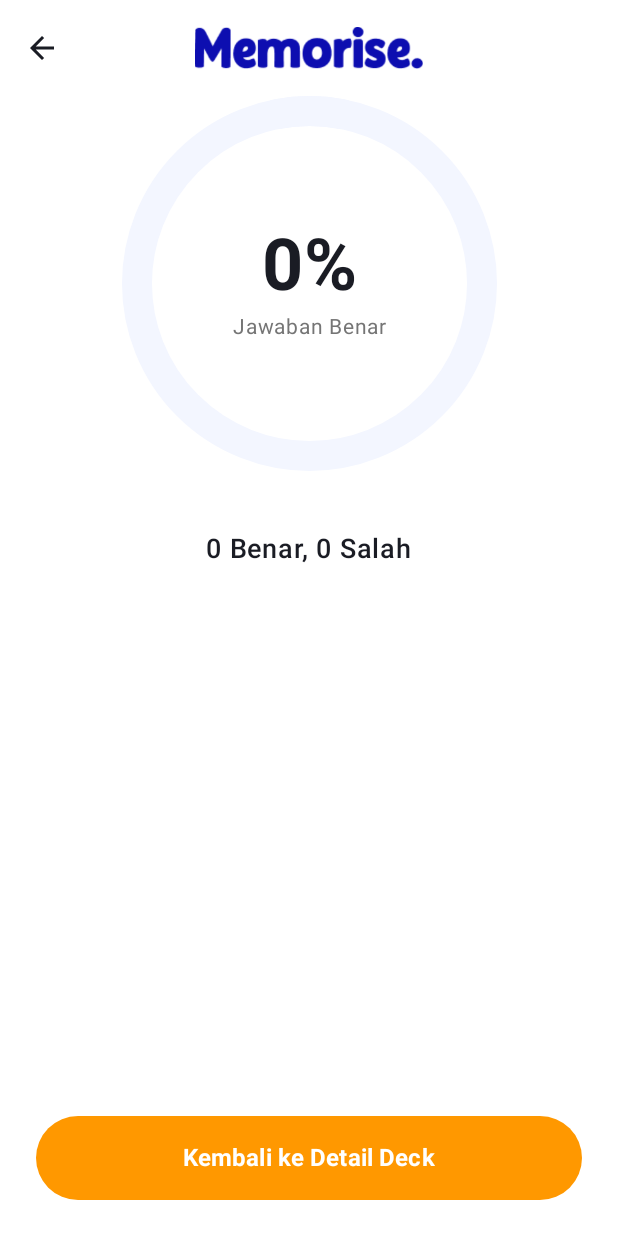
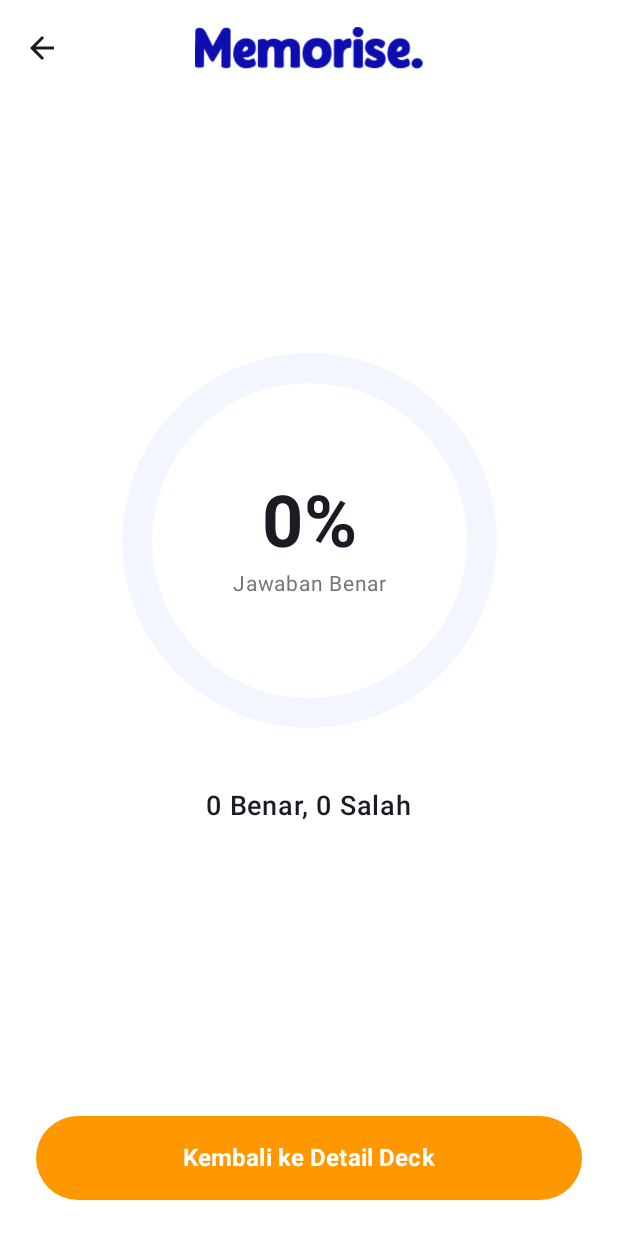
Before and after one commit to michellaanjani/Memorise, an Android app built with Jetpack Compose: the composable QuizResultContent called with empty values, on a phone screen of 412 x 824 dp. Run offline under Robolectric (Android 15) with nearby library versions, the phone set to English and light mode, and no system bars.

Commit message:
quiz animasi

```diff
--- a/app/src/main/java/com/mobile/memorise/ui/screen/cards/QuizCards.kt
+++ b/app/src/main/java/com/mobile/memorise/ui/screen/cards/QuizCards.kt
@@ -1,16 +1,15 @@
 package com.mobile.memorise.ui.screen.cards
 
-import android.media.MediaPlayer  // Import Media Player
+import android.media.MediaPlayer
 import androidx.compose.animation.core.*
 import androidx.compose.foundation.BorderStroke
 import androidx.compose.foundation.Image
 import androidx.compose.foundation.background
-//import androidx.compose.foundation.background
 import androidx.compose.foundation.border
 import androidx.compose.foundation.clickable
 import androidx.compose.foundation.layout.*
-import androidx.compose.foundation.rememberScrollState // Import Scroll State
-import androidx.compose.foundation.verticalScroll // Import Vertical Scroll
+import androidx.compose.foundation.rememberScrollState
+import androidx.compose.foundation.verticalScroll
 import androidx.compose.foundation.shape.CircleShape
 import androidx.compose.foundation.shape.RoundedCornerShape
 import androidx.compose.material.icons.Icons
@@ -21,25 +20,23 @@ import androidx.compose.material3.*
 import androidx.compose.runtime.*
 import androidx.compose.ui.Alignment
 import androidx.compose.ui.Modifier
-//import androidx.compose.ui.draw.clip
 import androidx.compose.ui.graphics.Color
 import androidx.compose.ui.graphics.StrokeCap
 import androidx.compose.ui.layout.ContentScale
-import androidx.compose.ui.platform.LocalContext // Import Context
+import androidx.compose.ui.platform.LocalContext
 import androidx.compose.ui.res.painterResource
 import androidx.compose.ui.text.font.FontWeight
 import androidx.compose.ui.text.style.TextAlign
 import androidx.compose.ui.unit.dp
 import androidx.compose.ui.unit.sp
 import com.mobile.memorise.R
-//import com.mobile.memorise.ui.screen.cards.CardItemData
+// import com.mobile.memorise.ui.screen.cards.CardItemData // Pastikan ini di-import sesuai package project Anda
 
 // --- COLORS ---
 private val TextDark = Color(0xFF1A1C24)
 private val TextGray = Color(0xFF757575)
 private val BluePrimary = Color(0xFF4285F4)
-//private val BgColor = Color(0xFFF8F9FB)
-private val OrangeButton = Color(0xFFFF9800) // Warna tombol hasil
+private val OrangeButton = Color(0xFFFF9800)
 
 // Warna Status Jawaban
 private val CorrectGreen = Color(0xFF00C853)
@@ -55,12 +52,10 @@ fun QuizScreen(
     cardList: List<CardItemData>,
     onBackClick: () -> Unit
 ) {
-    // State Global Quiz
     var currentIndex by remember { mutableIntStateOf(0) }
     var correctCount by remember { mutableIntStateOf(0) }
     var isQuizFinished by remember { mutableStateOf(false) }
 
-    // Jika Quiz Selesai, Tampilkan Result Screen
     if (isQuizFinished) {
         QuizResultContent(
             totalQuestions = cardList.size,
@@ -68,12 +63,10 @@ fun QuizScreen(
             onBackClick = onBackClick
         )
     } else {
-        // Tampilkan Pertanyaan
         QuizQuestionContent(
             currentCard = cardList[currentIndex],
             currentNumber = currentIndex + 1,
             totalNumber = cardList.size,
-            // Ambil list kartu lain untuk dijadikan jawaban jebakan
             allCards = cardList,
             onBackClick = onBackClick,
             onAnswerSelected = { isCorrect ->
@@ -106,8 +99,6 @@ fun QuizQuestionContent(
 
     var selectedAnswer by remember { mutableStateOf<String?>(null) }
     var isAnswered by remember { mutableStateOf(false) }
-
-    // --- LOGIKA BARU: Cek apakah ini soal terakhir ---
     val isLastQuestion = currentNumber == totalNumber
 
     val options = remember(currentCard) {
@@ -126,7 +117,7 @@ fun QuizQuestionContent(
             CenterAlignedTopAppBar(
                 title = {
                     Image(
-                        painter = painterResource(id = R.drawable.memorisey), // Pastikan resource ada
+                        painter = painterResource(id = R.drawable.memorisey),
                         contentDescription = "Memorise Logo",
                         contentScale = ContentScale.Fit,
                         modifier = Modifier.height(28.dp)
@@ -150,10 +141,7 @@ fun QuizQuestionContent(
                 ){
                     Button(
                         onClick = {
-                            // --- LOGIKA BARU: Suara Done & Navigasi ---
                             if (isLastQuestion) {
-                                // Mainkan suara done.mp3
-                                // Pastikan file 'done' ada di res/raw/done.mp3
                                 try {
                                     val mediaPlayer = MediaPlayer.create(context, R.raw.done)
                                     mediaPlayer.start()
@@ -162,8 +150,6 @@ fun QuizQuestionContent(
                                     e.printStackTrace()
                                 }
                             }
-
-                            // Reset state lokal & Lanjut
                             selectedAnswer = null
                             isAnswered = false
                             onNextClick()
@@ -172,12 +158,10 @@ fun QuizQuestionContent(
                             .fillMaxWidth()
                             .height(56.dp),
                         shape = RoundedCornerShape(12.dp),
-                        // Ubah warna tombol jika "Selesai" (Opsional, agar user sadar)
                         colors = ButtonDefaults.buttonColors(
                             containerColor = if (isLastQuestion) CorrectGreen else BluePrimary
                         )
                     ){
-                        // --- LOGIKA BARU: Teks Tombol ---
                         Text(
                             text = if (isLastQuestion) "Selesai" else "Next Question",
                             fontSize = 16.sp,
@@ -289,23 +273,19 @@ fun QuizResultContent(
     correctAnswers: Int,
     onBackClick: () -> Unit
 ) {
-    // 1. Hitung Target Persentase
     val targetPercentage = if (totalQuestions > 0) {
         ((correctAnswers.toFloat() / totalQuestions.toFloat()) * 100)
     } else 0f
     val wrongAnswers = totalQuestions - correctAnswers
 
-    // --- ANIMASI BARU ---
-    // Animatable float mulai dari 0f
     val animatedProgress = remember { Animatable(0f) }
 
-    // Jalankan animasi saat layar pertama kali muncul (LaunchedEffect)
     LaunchedEffect(Unit) {
         animatedProgress.animateTo(
             targetValue = targetPercentage,
             animationSpec = tween(
-                durationMillis = 1500, // Durasi animasi 1.5 detik
-                easing = FastOutSlowInEasing // Gerakan natural (cepat di awal, pelan di akhir)
+                durationMillis = 1500,
+                easing = FastOutSlowInEasing
             )
         )
     }
@@ -331,18 +311,28 @@ fun QuizResultContent(
             )
         }
     ) { innerPadding ->
+        // MAIN COLUMN
         Column(
             modifier = Modifier
                 .fillMaxSize()
                 .padding(innerPadding),
+            horizontalAlignment = Alignment.CenterHorizontally
+        ) {
+
+            // 1. KONTEN TENGAH (Animasi & Teks Hasil)
+            // Gunakan weight(1f) di sini agar mengambil semua ruang sisa antara TopBar dan Button
+            Column(
+                modifier = Modifier
+                    .fillMaxWidth()
+                    .weight(1f),
                 horizontalAlignment = Alignment.CenterHorizontally,
-            verticalArrangement = Arrangement.Center
+                verticalArrangement = Arrangement.Center // Kunci: Konten vertikal di tengah
             ) {
                 Box(
                     contentAlignment = Alignment.Center,
                     modifier = Modifier.size(250.dp)
                 ) {
-                // Track Belakang (Diam)
+                    // Track Belakang
                     CircularProgressIndicator(
                         progress = { 1f },
                         modifier = Modifier.fillMaxSize(),
@@ -352,8 +342,7 @@ fun QuizResultContent(
                         strokeCap = StrokeCap.Round,
                     )
 
-                // Progress Depan (Animasi)
-                // Nilai progress harus 0.0 sampai 1.0, jadi bagi 100
+                    // Progress Depan
                     CircularProgressIndicator(
                         progress = { animatedProgress.value / 100f },
                         modifier = Modifier.fillMaxSize(),
@@ -363,10 +352,10 @@ fun QuizResultContent(
                         strokeCap = StrokeCap.Round,
                     )
 
-                // Teks Angka (Mengikuti nilai animasi)
+                    // Teks Angka
                     Column(horizontalAlignment = Alignment.CenterHorizontally) {
                         Text(
-                        text = "${animatedProgress.value.toInt()}%", // Mengubah float animasi ke int text
+                            text = "${animatedProgress.value.toInt()}%",
                             fontSize = 48.sp,
                             fontWeight = FontWeight.Bold,
                             color = TextDark
@@ -387,15 +376,15 @@ fun QuizResultContent(
                     fontWeight = FontWeight.SemiBold,
                     color = TextDark
                 )
+            }
 
-            Spacer(modifier = Modifier.weight(1f))
-
+            // 2. TOMBOL (Di bagian bawah)
             Button(
                 onClick = onBackClick,
                 modifier = Modifier
                     .fillMaxWidth()
                     .padding(24.dp)
-                    .height(56.dp),
+                    .height(56.dp), // Tombol tetap di bawah dan tingginya fix
                 shape = RoundedCornerShape(28.dp),
                 colors = ButtonDefaults.buttonColors(containerColor = OrangeButton)
             ) {
```
Also changed, not shown: app/src/main/java/com/mobile/memorise/ui/screen/cards/CardsScreen.kt (+123 -97 lines). Lines whose indentation alone changed are shown as unchanged.
